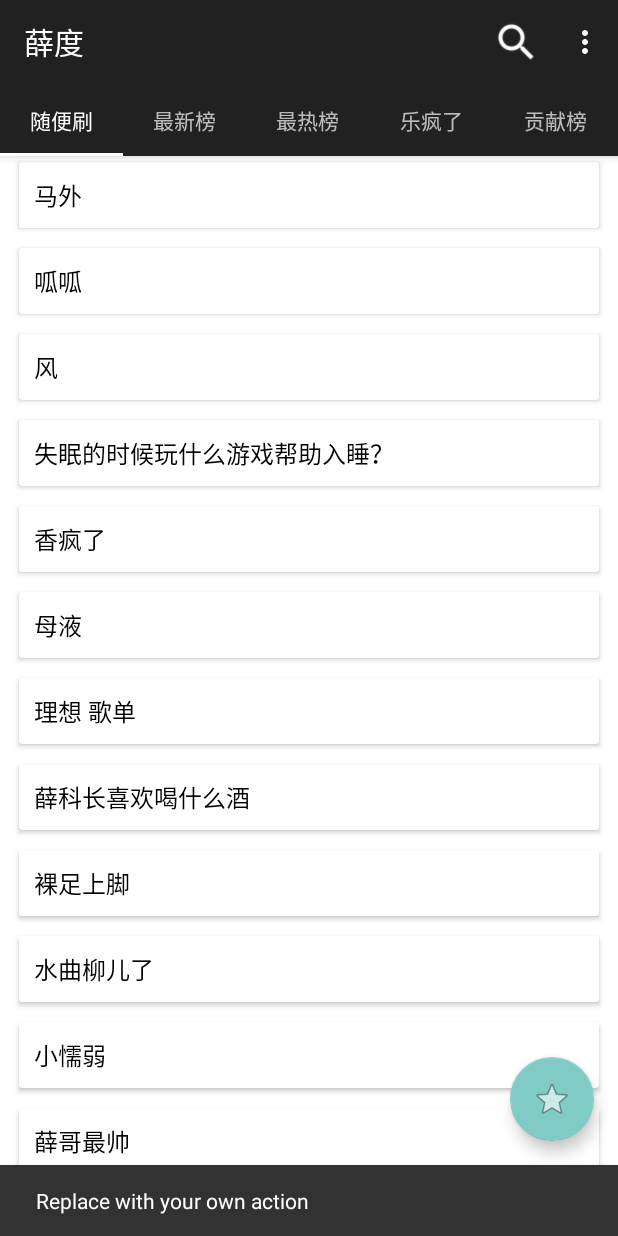
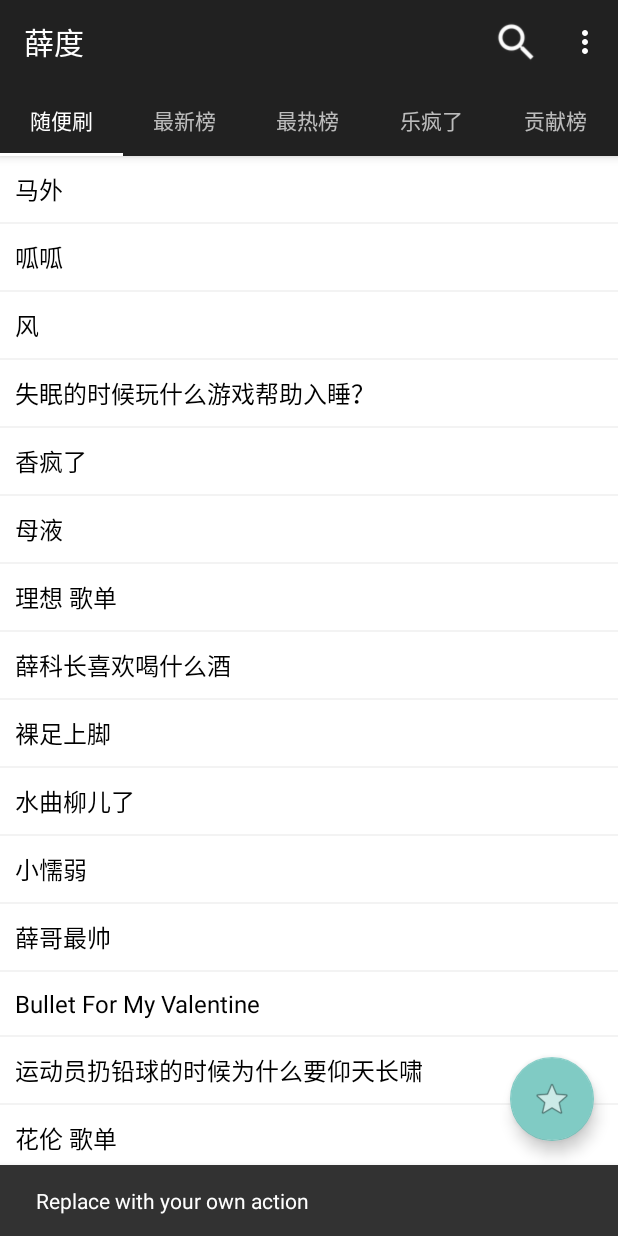
Before and after one commit to xiaofo1022/xueduroid, an Android app: the screen it shows after launch (MainActivity), after a tap on an icon or button, on a phone screen of 412 x 824 dp. Run offline under Robolectric (Android 15) with nearby library versions, the phone set to English and light mode, and no system bars.

Commit message:
The array adapter's constructor must set super data! shit!

```diff
--- a/app/src/main/java/com/xiaofo1022/xueduroid/MainActivity.java
+++ b/app/src/main/java/com/xiaofo1022/xueduroid/MainActivity.java
@@ -14,6 +14,7 @@ import android.view.MenuItem;
 
 import com.xiaofo1022.xueduroid.adapter.ViewPagerAdapter;
 import com.xiaofo1022.xueduroid.fragment.MainFragment;
+import com.xiaofo1022.xueduroid.fragment.MainListFragment;
 
 import java.util.ArrayList;
 import java.util.List;
@@ -49,7 +50,7 @@ public class MainActivity extends AppCompatActivity {
         String[] viewTitles = new String[] {"随便刷", "最新榜", "最热榜", "乐疯了", "贡献榜"};
         List<Fragment> fragmentList = new ArrayList<>();
         for (String title : viewTitles) {
-            MainFragment fragment = new MainFragment();
+            MainListFragment fragment = new MainListFragment();
             fragmentList.add(fragment);
         }
 
--- /dev/null
+++ b/app/src/main/java/com/xiaofo1022/xueduroid/adapter/ListViewAdapter.java
@@ -0,0 +1,40 @@
+package com.xiaofo1022.xueduroid.adapter;
+
+import android.content.Context;
+import android.view.LayoutInflater;
+import android.view.View;
+import android.view.ViewGroup;
+import android.widget.ArrayAdapter;
+import android.widget.TextView;
+
+import com.xiaofo1022.xueduroid.R;
+
+import java.util.List;
+
+/**
+ * Created by Xiaofo on 2015/12/17.
+ */
+public class ListViewAdapter extends ArrayAdapter<String> {
+
+    private int resource;
+    private List<String> dataList;
+
+    public ListViewAdapter(Context context, int resource, List<String> dataList) {
+        super(context, resource, dataList);
+        this.resource = resource;
+        this.dataList = dataList;
+    }
+
+    @Override
+    public View getView(int position, View convertView, ViewGroup parent) {
+        View view = null;
+        if (convertView == null) {
+            view = LayoutInflater.from(getContext()).inflate(resource, parent, false);
+        } else {
+            view = convertView;
+        }
+        TextView tv = (TextView)view.findViewById(R.id.tv_list_item);
+        tv.setText(dataList.get(position));
+        return view;
+    }
+}
--- /dev/null
+++ b/app/src/main/java/com/xiaofo1022/xueduroid/fragment/MainListFragment.java
@@ -0,0 +1,77 @@
+package com.xiaofo1022.xueduroid.fragment;
+
+import android.os.Bundle;
+import android.os.Handler;
+import android.support.annotation.Nullable;
+import android.support.v4.app.Fragment;
+import android.support.v4.widget.SwipeRefreshLayout;
+import android.view.LayoutInflater;
+import android.view.View;
+import android.view.ViewGroup;
+import android.widget.ListView;
+
+import com.xiaofo1022.xueduroid.R;
+import com.xiaofo1022.xueduroid.adapter.ListViewAdapter;
+
+import java.util.ArrayList;
+import java.util.List;
+
+/**
+ * Created by Xiaofo on 2015/12/17.
+ */
+public class MainListFragment extends Fragment implements SwipeRefreshLayout.OnRefreshListener {
+
+    private SwipeRefreshLayout refreshLayout;
+    private ListView listView;
+    private List<String> dataList;
+
+    public MainListFragment() {
+        initDataList();
+    }
+
+    @Nullable
+    @Override
+    public View onCreateView(LayoutInflater inflater, ViewGroup container, Bundle savedInstanceState) {
+        View view = inflater.inflate(R.layout.fragment_list_main, container, false);
+        refreshLayout = (SwipeRefreshLayout)view.findViewById(R.id.listrefreshlayout);
+        refreshLayout.setColorSchemeResources(R.color.background_material_dark);
+        refreshLayout.setOnRefreshListener(this);
+        listView = (ListView)view.findViewById(R.id.main_listview);
+        listView.setAdapter(new ListViewAdapter(getActivity(), R.layout.list_view_item, dataList));
+        return view;
+    }
+
+    private void initDataList() {
+        dataList = new ArrayList<>();
+        dataList.add("马外");
+        dataList.add("呱呱");
+        dataList.add("风");
+        dataList.add("失眠的时候玩什么游戏帮助入睡？");
+        dataList.add("香疯了");
+        dataList.add("母液");
+        dataList.add("理想 歌单");
+        dataList.add("薛科长喜欢喝什么酒");
+        dataList.add("裸足上脚");
+        dataList.add("水曲柳儿了");
+        dataList.add("小懦弱");
+        dataList.add("薛哥最帅");
+        dataList.add("Bullet For My Valentine");
+        dataList.add("运动员扔铅球的时候为什么要仰天长啸");
+        dataList.add("花伦 歌单");
+        dataList.add("牙膏当胡泡儿");
+        dataList.add("失格懦夫");
+        dataList.add("大便冲不下去怎么办");
+        dataList.add("薛哥最喜欢的现役NBA球星是谁？");
+        dataList.add("生命之水");
+    }
+
+    @Override
+    public void onRefresh() {
+        new Handler().postDelayed(new Runnable() {
+            @Override
+            public void run() {
+                refreshLayout.setRefreshing(false);
+            }
+        }, 1000);
+    }
+}
--- /dev/null
+++ b/app/src/main/res/layout/fragment_list_main.xml
@@ -0,0 +1,17 @@
+<?xml version="1.0" encoding="utf-8"?>
+<android.support.v4.widget.SwipeRefreshLayout xmlns:android="http://schemas.android.com/apk/res/android"
+    xmlns:app="http://schemas.android.com/apk/res-auto"
+    android:id="@+id/listrefreshlayout"
+    android:layout_width="match_parent"
+    android:layout_height="match_parent"
+    app:layout_behavior="@string/appbar_scrolling_view_behavior" >
+
+    <ListView
+        android:id="@+id/main_listview"
+        android:background="#ffffff"
+        android:layout_width="match_parent"
+        android:layout_height="match_parent"
+        android:divider="#f3f3f3"
+        android:dividerHeight="1dp" />
+
+</android.support.v4.widget.SwipeRefreshLayout>
--- /dev/null
+++ b/app/src/main/res/layout/list_view_item.xml
@@ -0,0 +1,15 @@
+<?xml version="1.0" encoding="utf-8"?>
+<LinearLayout xmlns:android="http://schemas.android.com/apk/res/android"
+    android:orientation="vertical"
+    android:layout_width="match_parent"
+    android:layout_height="match_parent">
+
+    <TextView
+        android:id="@+id/tv_list_item"
+        android:layout_width="wrap_content"
+        android:layout_height="wrap_content"
+        android:textSize="16sp"
+        android:textColor="#000000"
+        android:padding="10dp"/>
+
+</LinearLayout>
```
